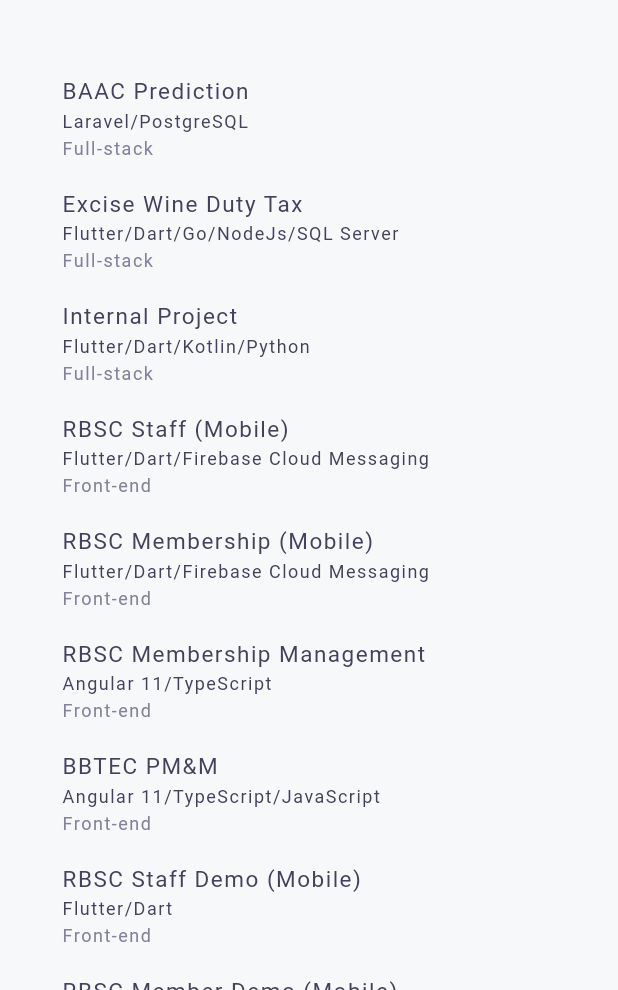
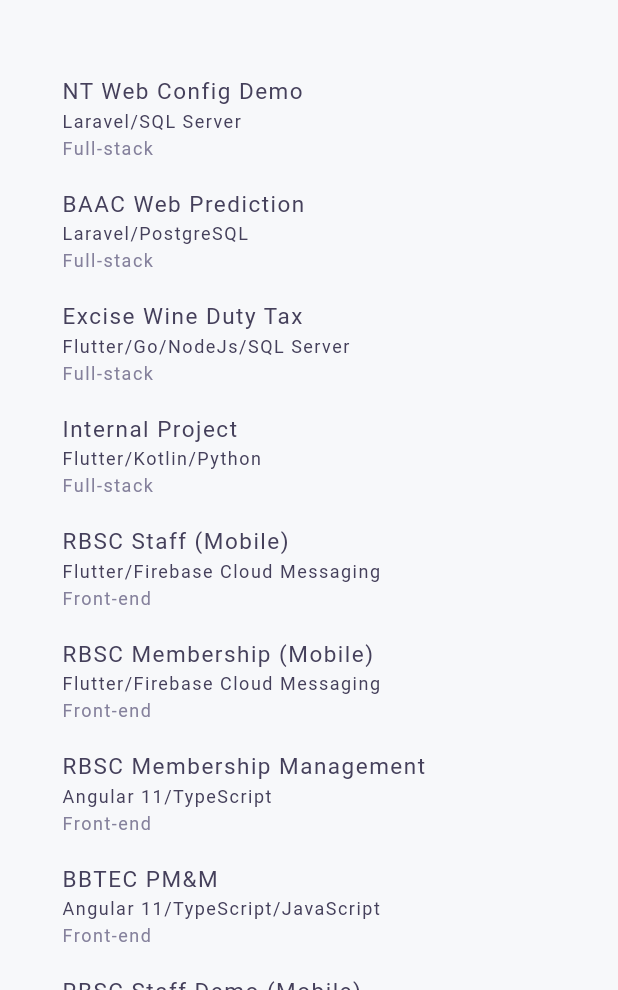
Before and after one commit to MangoStick/portfolio, a Flutter app: the screen it shows after launch, in the side drawer, after a tap on "Portfolio", on a phone screen of 412 x 824 dp, the part 246-1236 px from its top. Run offline on Flutter 3.47's test engine with Material 2 defaults, Android fonts, the phone set to English and light mode, and no system bars; our stand-ins replace font_awesome_flutter; missing offline and left inert: dart:html; Roboto replaces fonts that are missing (NexaBold, NexaLight, ProductSans).

Commit message:
update detail

```diff
--- a/lib/ui/about.dart
+++ b/lib/ui/about.dart
@@ -195,7 +195,7 @@ class AboutPage extends StatelessWidget {
   Widget _buildIllustration() {
     return Image.network(
       Assets.programmer3,
-      height: ScreenUtil.getInstance().setWidth(345), //480.0
+      height: ScreenUtil.getInstance().setWidth(300), //480.0
     );
   }
 
@@ -211,7 +211,7 @@ class AboutPage extends StatelessWidget {
         // _buildHeadline(context),
         SizedBox(height: ResponsiveWidget.isSmallScreen(context) ? 12.0 : 24.0),
         // _buildSummary(),
-        SizedBox(height: ResponsiveWidget.isSmallScreen(context) ? 24.0 : 48.0),
+        SizedBox(height: ResponsiveWidget.isSmallScreen(context) ? 24.0 : 0.0),
         ResponsiveWidget.isSmallScreen(context)
             ? Column(
                 mainAxisSize: MainAxisSize.min,
@@ -221,6 +221,7 @@ class AboutPage extends StatelessWidget {
                   // SizedBox(height: 200.0),
                   _buildEducation2(),
                   //_buildSkills(context),
+                  _buildEducation3()
                 ],
               )
             : _buildSkillsAndEducation(context)
@@ -289,6 +290,11 @@ class AboutPage extends StatelessWidget {
           flex: 1,
           child: _buildEducation2(),
         ),
+        SizedBox(width: 40.0),
+        Expanded(
+          flex: 1,
+          child: _buildEducation3(),
+        ),
       ],
     );
   }
@@ -298,31 +304,37 @@ class AboutPage extends StatelessWidget {
     Education(
       'Full-stack',
       '',
-      'Laravel/PostgreSQL',
-      'BAAC Prediction',
+      'Laravel/SQL Server',
+      'NT Web Config Demo',
     ),
     Education(
       'Full-stack',
       '',
-      'Flutter/Dart/Go/NodeJs/SQL Server',
+      'Laravel/PostgreSQL',
+      'BAAC Web Prediction',
+    ),
+    Education(
+      'Full-stack',
+      '',
+      'Flutter/Go/NodeJs/SQL Server',
       'Excise Wine Duty Tax',
     ),
     Education(
       'Full-stack',
       '',
-      'Flutter/Dart/Kotlin/Python',
+      'Flutter/Kotlin/Python',
       'Internal Project',
     ),
     Education(
       'Front-end',
       '',
-      'Flutter/Dart/Firebase Cloud Messaging',
+      'Flutter/Firebase Cloud Messaging',
       'RBSC Staff (Mobile)',
     ),
     Education(
       'Front-end',
       '',
-      'Flutter/Dart/Firebase Cloud Messaging',
+      'Flutter/Firebase Cloud Messaging',
       'RBSC Membership (Mobile)',
     ),
     Education(
@@ -337,16 +349,20 @@ class AboutPage extends StatelessWidget {
       'Angular 11/TypeScript/JavaScript',
       'BBTEC PM&M',
     ),
+
+  ];
+
+  final educationList2 = [
     Education(
       'Front-end',
       '',
-      'Flutter/Dart',
+      'Flutter',
       'RBSC Staff Demo (Mobile)',
     ),
     Education(
       'Front-end',
       '',
-      'Flutter/Dart',
+      'Flutter',
       'RBSC Member Demo (Mobile)',
     ),
     Education(
@@ -355,9 +371,6 @@ class AboutPage extends StatelessWidget {
       'Angular 8/TypeScript',
       'SCG e-Ordering',
     ),
-  ];
-
-  final educationList2 = [
     Education(
       'Full-stack',
       '',
@@ -367,13 +380,13 @@ class AboutPage extends StatelessWidget {
     Education(
       'Front-end',
       '',
-      'Flutter/Dart',
+      'Flutter',
       'Serves (Mobile)',
     ),
     Education(
       'Full-stack',
       '',
-      'Flutter/Dart/Firebase Cloud Messaging',
+      'Flutter/Firebase Cloud Messaging',
       'E-Leave (Mobile)',
     ),
     Education(
@@ -388,6 +401,11 @@ class AboutPage extends StatelessWidget {
       'PHP Laravel/MySQL',
       'SteelCity CMS',
     ),
+
+  ];
+
+
+  final educationList3 = [
     Education(
       'Back-end',
       '',
@@ -415,7 +433,7 @@ class AboutPage extends StatelessWidget {
     Education(
       'Full-stack',
       '',
-      'C#/.NET/SQLs/Nginx',
+      'C#/.NET/SQL Server/Nginx',
       'Eye laser reservation system',
     ),
   ];
@@ -444,6 +462,18 @@ class AboutPage extends StatelessWidget {
     );
   }
 
+  Widget _buildEducation3() {
+    return Column(
+      crossAxisAlignment: CrossAxisAlignment.start,
+      children: <Widget>[
+        // _buildEducationContainerHeading(),
+        // _buildEducationSummary(),
+        //SizedBox(height: 50.0),
+        _buildEducationTimeline3(),
+      ],
+    );
+  }
+
   Widget _buildEducationContainerHeading() {
     return Text(
       Strings.experience,
@@ -467,6 +497,13 @@ class AboutPage extends StatelessWidget {
 
   Widget _buildEducationTimeline2() {
     final List<Widget> widgets = educationList2
+        .map((education) => _buildEducationTile(education))
+        .toList();
+    return Column(children: widgets);
+  }
+
+  Widget _buildEducationTimeline3() {
+    final List<Widget> widgets = educationList3
         .map((education) => _buildEducationTile(education))
         .toList();
     return Column(children: widgets);
--- a/lib/ui/home.dart
+++ b/lib/ui/home.dart
@@ -198,7 +198,7 @@ class HomePage extends StatelessWidget {
   Widget _buildIllustration() {
     return Image.network(
       Assets.programmer3,
-      height: ScreenUtil.getInstance().setWidth(345), //480.0
+      height: ScreenUtil.getInstance().setWidth(300), //480.0
     );
   }
 
```
